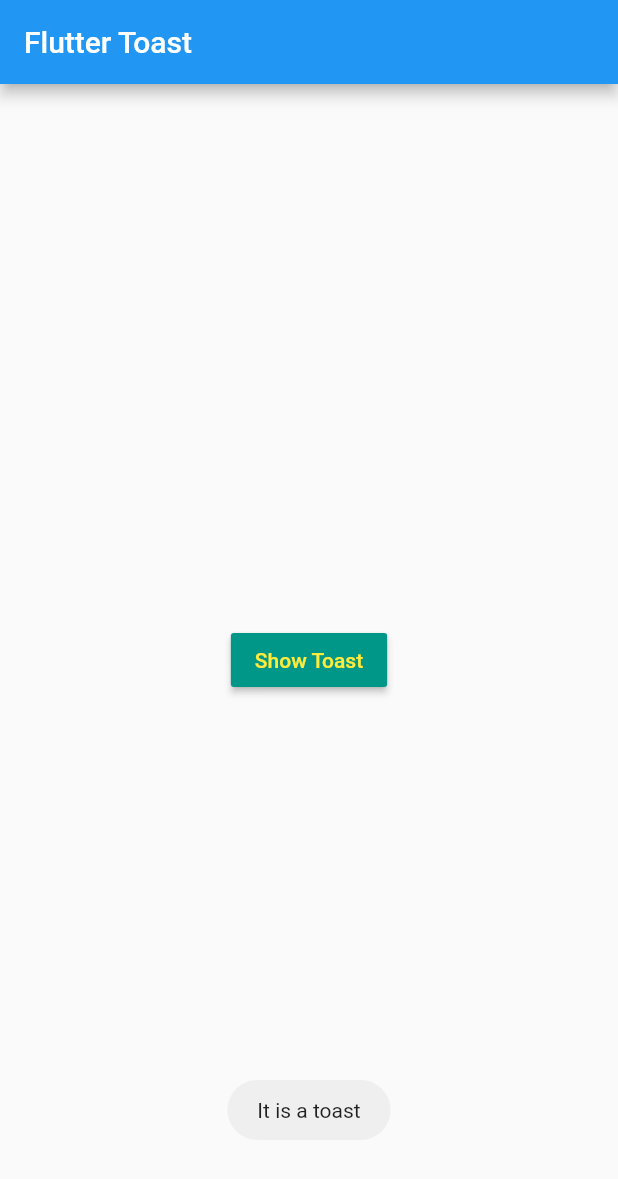
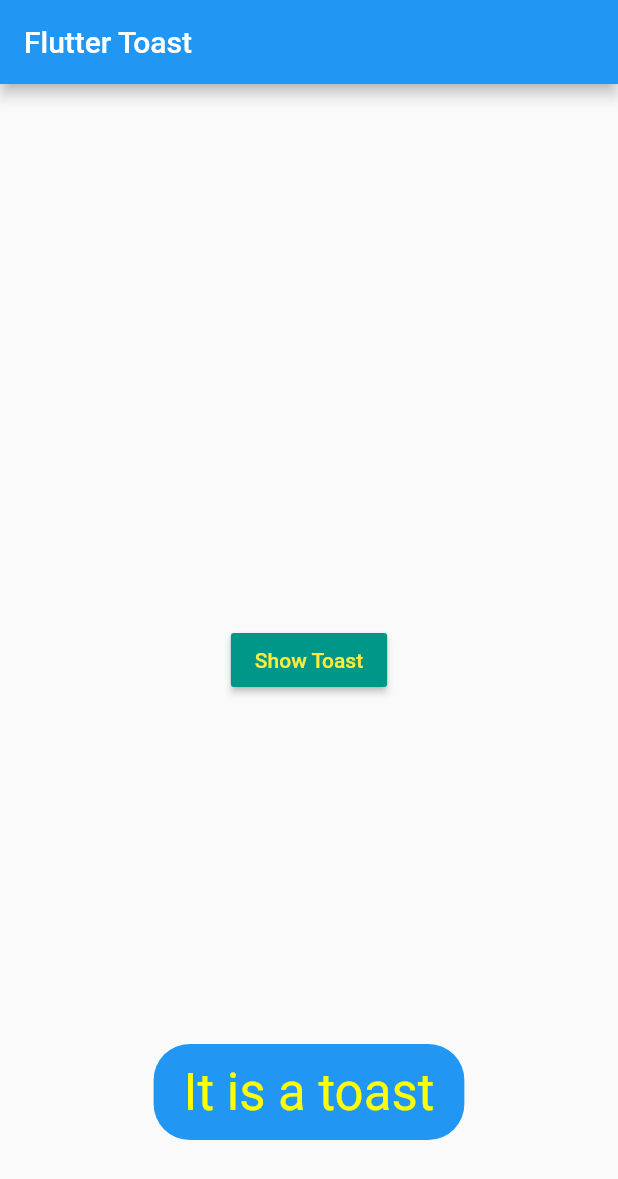
Before and after one commit to ihilalahmad/fluttertoastdemo, a Flutter app: the screen it shows after launch, after a tap on "Show Toast", on a phone screen of 412 x 824 dp. Shown: the top 1179 px of the screen. Run offline on Flutter 3.47's test engine with Material 2 defaults, Android fonts, the phone set to English and light mode, and no system bars; our stand-ins replace fluttertoast.

Commit message:
custom toast.

```diff
--- a/lib/main.dart
+++ b/lib/main.dart
@@ -21,6 +21,9 @@ class MyApp extends StatelessWidget {
                 Fluttertoast.showToast(
                     msg: 'It is a toast',
                     toastLength: Toast.LENGTH_LONG,
+                  fontSize: 34,
+                  backgroundColor: Colors.blue,
+                  textColor: Colors.yellowAccent
                 );
               },
             color: Colors.teal,
```
Also changed, not shown: pubspec.lock, 7 other files.
